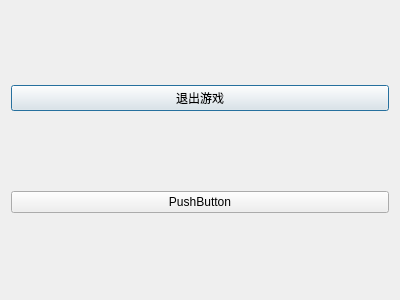
The window that funcatching/gamemenu.ui (rightlorg/funcatching) describes before a commit, drawn with Qt 5.
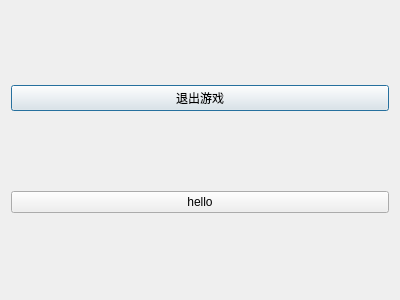
The same window after the commit.

What changed in the file:
```diff
--- a/funcatching/gamemenu.ui
+++ b/funcatching/gamemenu.ui
@@ -15,16 +15,16 @@
   </property>
   <layout class="QVBoxLayout" name="verticalLayout">
    <item>
-    <widget class="QPushButton" name="pushButton">
+    <widget class="QPushButton" name="exitButton">
      <property name="text">
       <string>退出游戏</string>
      </property>
     </widget>
    </item>
    <item>
-    <widget class="QPushButton" name="pushButton_2">
+    <widget class="QPushButton" name="pushButton">
      <property name="text">
-      <string>PushButton</string>
+      <string>hello</string>
      </property>
     </widget>
    </item>
```
